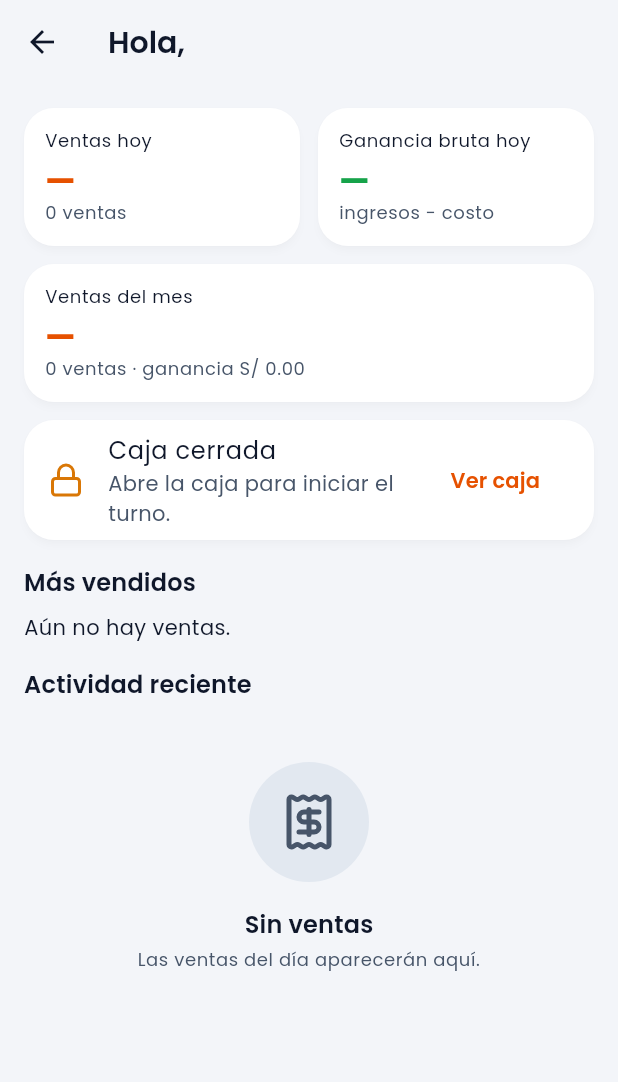
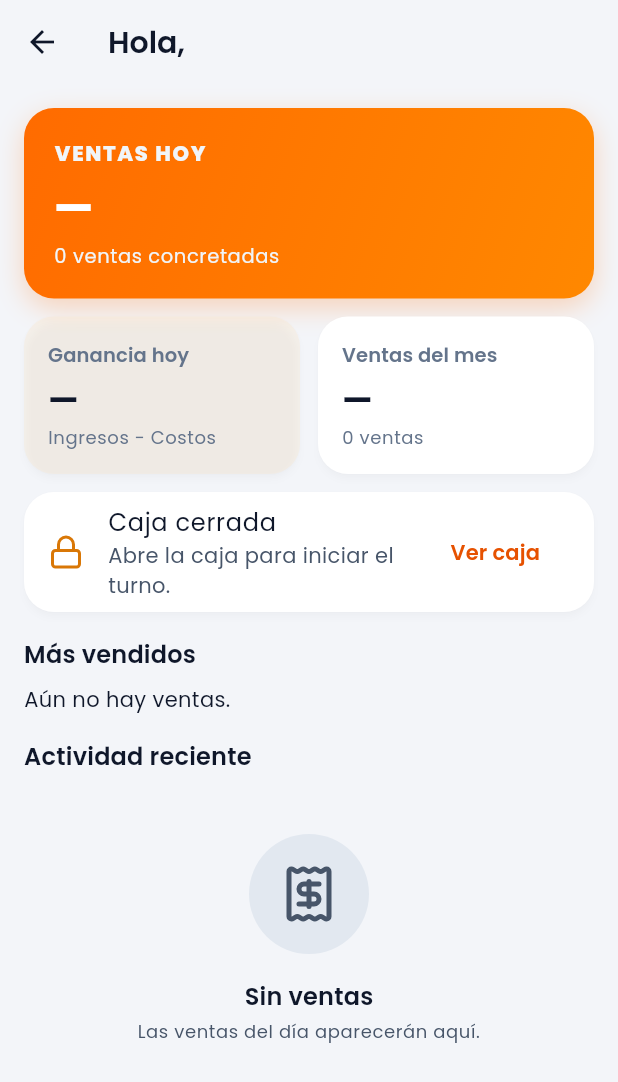
Before and after one commit to diapaza/mi_bodega, a Flutter app: the DashboardScreen screen opened directly, on a phone screen of 412 x 824 dp. Shown: the top 1082 px of the screen. Run offline on Flutter 3.47's test engine with Material 3 defaults, Android fonts, the phone set to English and light mode, and no system bars; drawn by our look-alikes of flutter_animate, toastification; our stand-ins replace drift, drift_flutter, flutter_lucide, flutter_riverpod, flutter_secure_storage, gap and 4 more; missing offline and left inert: cryptography, gal, googleapis, sqlite3; accounts and stored records are empty; generated files the repository leaves out were written again.

Commit message:
feat(dashboard): rediseñar metricas con hero card y ventas recientes
- Agregar hero card de ventas hoy con gradiente naranja
- Reorganizar metricas en layout 2x2 con ganancia y ventas del mes
- Usar MbMoneyText en todas las metricas para jerarquía visual
- Envolver ventas recientes en MbCard con divisores
- Mejorar estilos de _MetricCard con colores neutros y bold

```diff
--- a/lib/features/reports/presentation/dashboard_screen.dart
+++ b/lib/features/reports/presentation/dashboard_screen.dart
@@ -6,8 +6,11 @@ import 'package:go_router/go_router.dart';
 import 'package:flutter_lucide/flutter_lucide.dart';
 
 import '../../../core/theme/app_colors.dart';
+import '../../../core/money/money.dart';
 import '../../../shared/widgets/mb_badge.dart';
 import '../../../shared/widgets/mb_empty_state.dart';
+import '../../../shared/widgets/mb_card.dart';
+import '../../../shared/widgets/mb_money_text.dart';
 import '../../auth/presentation/session_controller.dart';
 import '../../cash/presentation/cash_providers.dart';
 import '../../inventory/presentation/inventory_providers.dart';
@@ -47,37 +50,38 @@ class DashboardScreen extends ConsumerWidget {
         child: ListView(
           padding: const EdgeInsets.all(16),
           children: [
+            _MetricCard(
+              label: 'VENTAS HOY',
+              money: today?.revenue,
+              value: today?.revenue.format(),
+              loading: todayAsync.isLoading,
+              caption: '${today?.count ?? 0} venta${today?.count == 1 ? '' : 's'} concretada${today?.count == 1 ? '' : 's'}',
+              isHero: true,
+            ).animate().fadeIn(duration: 300.ms).slideY(begin: 0.05),
+            const Gap(12),
             Row(
               children: [
                 Expanded(
                   child: _MetricCard(
-                    label: 'Ventas hoy',
-                    value: today?.revenue.format(),
+                    label: 'Ganancia hoy',
+                    money: today?.grossProfit,
+                    value: today?.grossProfit.format(),
                     loading: todayAsync.isLoading,
-                    caption:
-                        '${today?.count ?? 0} venta${today?.count == 1 ? '' : 's'}',
+                    caption: 'Ingresos − Costos',
+                    highlight: true,
                   ),
                 ),
                 const Gap(12),
                 Expanded(
                   child: _MetricCard(
-                    label: 'Ganancia bruta hoy',
-                    value: today?.grossProfit.format(),
-                    loading: todayAsync.isLoading,
-                    caption: 'ingresos − costo',
-                    highlight: true,
+                    label: 'Ventas del mes',
+                    money: month?.revenue,
+                    value: month?.revenue.format(),
+                    loading: monthAsync.isLoading,
+                    caption: '${month?.count ?? 0} ventas',
                   ),
                 ),
               ],
-            ).animate().fadeIn(duration: 300.ms).slideY(begin: 0.05),
-            Gap(12),
-            _MetricCard(
-              label: 'Ventas del mes',
-              value: month?.revenue.format(),
-              loading: monthAsync.isLoading,
-              caption:
-                  '${month?.count ?? 0} venta${month?.count == 1 ? '' : 's'}'
-                  ' · ganancia ${month?.grossProfit.format() ?? 'S/ 0.00'}',
             ).animate().fadeIn(duration: 300.ms, delay: 100.ms).slideY(begin: 0.05),
             Gap(12),
             Card(
@@ -164,26 +168,36 @@ class DashboardScreen extends ConsumerWidget {
                 message: 'Las ventas del día aparecerán aquí.',
               )
             else
-              for (final s in recent)
+              MbCard(
+                padding: const EdgeInsets.symmetric(horizontal: 16, vertical: 8),
+                child: Column(
+                  mainAxisSize: MainAxisSize.min,
+                  children: [
+                    for (int i = 0; i < recent.length; i++) ...[
+                      if (i > 0) const Divider(height: 1),
                       ListTile(
                         dense: true,
                         contentPadding: EdgeInsets.zero,
-                  leading: s.status == SaleStatus.cancelled
+                        leading: recent[i].status == SaleStatus.cancelled
                             ? const MbBadge('Anulada', tone: MbBadgeTone.error)
                             : const MbBadge('Venta', tone: MbBadgeTone.success),
-                  title: Text(s.saleNumber),
+                        title: Text(recent[i].saleNumber),
                         subtitle: Text(
-                    '${s.saleDate.hour.toString().padLeft(2, '0')}:'
-                    '${s.saleDate.minute.toString().padLeft(2, '0')} · '
-                    '${s.paymentMethod.label}',
+                          '${recent[i].saleDate.hour.toString().padLeft(2, '0')}:'
+                          '${recent[i].saleDate.minute.toString().padLeft(2, '0')} · '
+                          '${recent[i].paymentMethod.label}',
                         ),
                         trailing: Text(
-                    s.total.format(),
+                          recent[i].total.format(),
                           style: theme.textTheme.titleSmall?.copyWith(
-                      color: s.status == SaleStatus.cancelled
+                            color: recent[i].status == SaleStatus.cancelled
                                 ? colors.onSurfaceVariant
                                 : colors.primary,
                           ),
+                        ),
+                      ),
+                    ],
+                  ],
                 ),
               ),
           ],
@@ -196,51 +210,149 @@ class DashboardScreen extends ConsumerWidget {
 class _MetricCard extends StatelessWidget {
   final String label;
   final String? value;
+  final Money? money;
   final String caption;
   final bool highlight;
   final bool loading;
+  final bool isHero;
 
   const _MetricCard({
     required this.label,
     this.value,
+    this.money,
     required this.caption,
     this.highlight = false,
     this.loading = false,
+    this.isHero = false,
   });
 
   @override
   Widget build(BuildContext context) {
     final theme = Theme.of(context);
     final colors = context.colors;
-    return Card(
-      child: Padding(
-        padding: const EdgeInsets.all(14),
+
+    if (isHero) {
+      return Container(
+        decoration: BoxDecoration(
+          gradient: const LinearGradient(
+            colors: [Color(0xFFFF6B00), Color(0xFFFF8800)],
+            begin: Alignment.topLeft,
+            end: Alignment.bottomRight,
+          ),
+          borderRadius: BorderRadius.circular(20),
+          boxShadow: [
+            BoxShadow(
+              color: const Color(0xFFFF6B00).withOpacity(0.25),
+              blurRadius: 15,
+              offset: const Offset(0, 6),
+            ),
+          ],
+        ),
+        padding: const EdgeInsets.all(20),
         child: Column(
           crossAxisAlignment: CrossAxisAlignment.start,
           children: [
-            Text(label, style: theme.textTheme.bodySmall),
-            Gap(4),
+            Text(
+              label,
+              style: theme.textTheme.labelLarge?.copyWith(
+                color: const Color(0xFFF1F5F9),
+                fontWeight: FontWeight.w800,
+                letterSpacing: 1.1,
+              ),
+            ),
+            const Gap(8),
             if (loading)
               Container(
                 width: 80,
-                height: 28,
+                height: 32,
+                decoration: BoxDecoration(
+                  color: Colors.white24,
+                  borderRadius: BorderRadius.circular(6),
+                ),
+              )
+            else if (money != null)
+              MbMoneyText(
+                money!,
+                style: theme.textTheme.headlineMedium?.copyWith(
+                  color: Colors.white,
+                  fontWeight: FontWeight.w800,
+                ),
+                currencyStyle: theme.textTheme.titleMedium?.copyWith(
+                  color: const Color(0xFFF1F5F9),
+                  fontWeight: FontWeight.w400,
+                ),
+              )
+            else
+              Text(
+                value ?? '—',
+                style: theme.textTheme.headlineMedium?.copyWith(
+                  color: Colors.white,
+                  fontWeight: FontWeight.w800,
+                ),
+              ),
+            const Gap(6),
+            Text(
+              caption,
+              style: theme.textTheme.bodySmall?.copyWith(
+                color: const Color(0xFFF1F5F9),
+                fontSize: 13,
+              ),
+            ),
+          ],
+        ),
+      );
+    }
+
+    return Card(
+      color: highlight
+          ? colors.primaryContainer.withOpacity(0.2)
+          : colors.surface,
+      child: Padding(
+        padding: const EdgeInsets.all(16),
+        child: Column(
+          crossAxisAlignment: CrossAxisAlignment.start,
+          children: [
+            Text(
+              label,
+              style: theme.textTheme.titleSmall?.copyWith(
+                color: const Color(0xFF64748B),
+                fontSize: 13,
+                fontWeight: FontWeight.w600,
+              ),
+            ),
+            const Gap(6),
+            if (loading)
+              Container(
+                width: 80,
+                height: 24,
                 decoration: BoxDecoration(
                   color: colors.surfaceVariant,
                   borderRadius: BorderRadius.circular(6),
+                ),
+              )
+            else if (money != null)
+              MbMoneyText(
+                money!,
+                style: theme.textTheme.titleLarge?.copyWith(
+                  color: const Color(0xFF0F172A),
+                  fontWeight: FontWeight.bold,
                 ),
               )
             else
               Text(
                 value ?? '—',
                 style: theme.textTheme.titleLarge?.copyWith(
-                color: highlight ? colors.success : colors.primary,
-                fontWeight: FontWeight.w700,
+                  color: const Color(0xFF0F172A),
+                  fontWeight: FontWeight.bold,
                 ),
               ),
+            const Gap(4),
             Text(
               caption,
-              style: theme.textTheme.bodySmall
-                  ?.copyWith(color: colors.onSurfaceVariant),
+              style: theme.textTheme.bodySmall?.copyWith(
+                color: const Color(0xFF64748B),
+                fontSize: 12,
+              ),
             ),
           ],
         ),
```
Lines whose indentation alone changed are shown as unchanged.
